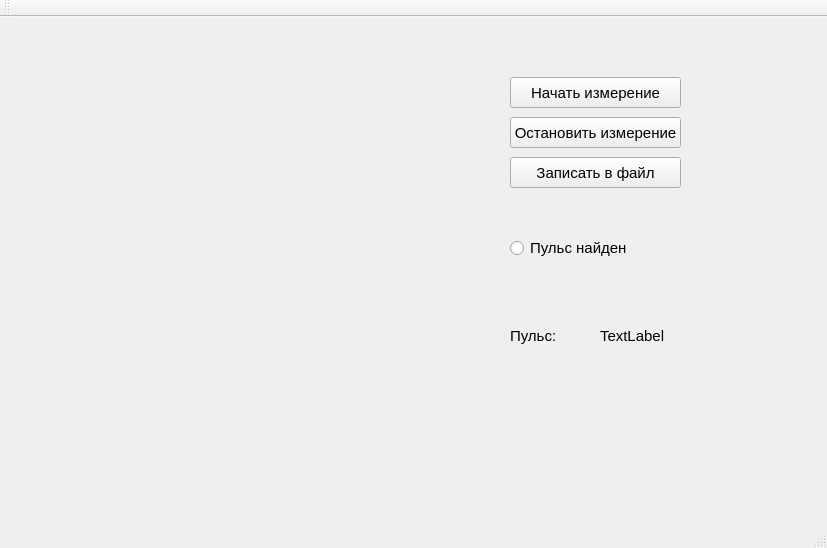
First picture: the form in mainwindow.ui, repository shvedoff/face, before the edit.
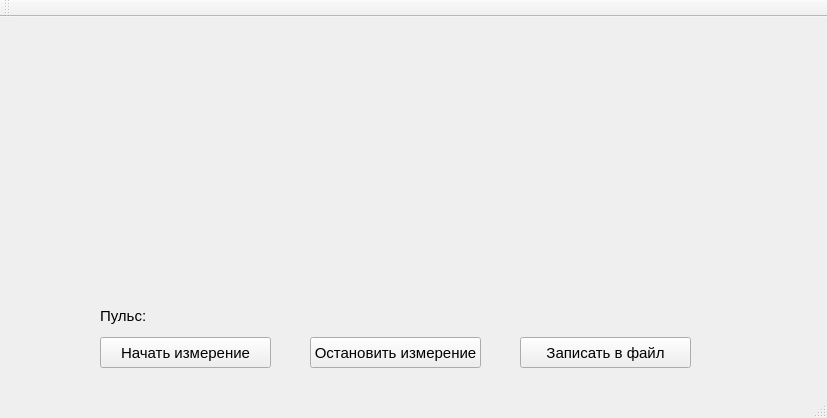
Second picture: the form after the edit. Custom widgets are drawn as their Qt base class.

The edit to the form file:
```diff
--- a/mainwindow.ui
+++ b/mainwindow.ui
@@ -7,7 +7,7 @@
     <x>0</x>
     <y>0</y>
     <width>827</width>
-    <height>548</height>
+    <height>418</height>
    </rect>
   </property>
   <property name="font">
@@ -22,8 +22,8 @@
    <widget class="QPushButton" name="pushButton">
     <property name="geometry">
      <rect>
-      <x>510</x>
-      <y>60</y>
+      <x>100</x>
+      <y>320</y>
       <width>171</width>
       <height>31</height>
      </rect>
@@ -32,24 +32,11 @@
      <string>Начать измерение</string>
     </property>
    </widget>
-   <widget class="QLabel" name="label">
-    <property name="geometry">
-     <rect>
-      <x>510</x>
-      <y>230</y>
-      <width>91</width>
-      <height>51</height>
-     </rect>
-    </property>
-    <property name="text">
-     <string/>
-    </property>
-   </widget>
    <widget class="QCustomPlot" name="widget" native="true">
     <property name="geometry">
      <rect>
-      <x>20</x>
-      <y>230</y>
+      <x>430</x>
+      <y>5</y>
       <width>401</width>
       <height>261</height>
      </rect>
@@ -58,8 +45,8 @@
    <widget class="QPushButton" name="pushButton_2">
     <property name="geometry">
      <rect>
-      <x>510</x>
-      <y>100</y>
+      <x>310</x>
+      <y>320</y>
       <width>171</width>
       <height>31</height>
      </rect>
@@ -73,8 +60,8 @@
      <rect>
       <x>20</x>
       <y>20</y>
-      <width>400</width>
-      <height>200</height>
+      <width>401</width>
+      <height>231</height>
      </rect>
     </property>
     <property name="text">
@@ -84,9 +71,9 @@
    <widget class="QLabel" name="label_3">
     <property name="geometry">
      <rect>
-      <x>510</x>
-      <y>310</y>
-      <width>67</width>
+      <x>100</x>
+      <y>290</y>
+      <width>46</width>
       <height>17</height>
      </rect>
     </property>
@@ -94,24 +81,11 @@
      <string>Пульс:</string>
     </property>
    </widget>
-   <widget class="QRadioButton" name="radioButton">
-    <property name="geometry">
-     <rect>
-      <x>510</x>
-      <y>220</y>
-      <width>171</width>
-      <height>22</height>
-     </rect>
-    </property>
-    <property name="text">
-     <string>Пульс найден</string>
-    </property>
-   </widget>
    <widget class="QPushButton" name="pushButton_3">
     <property name="geometry">
      <rect>
-      <x>510</x>
-      <y>140</y>
+      <x>520</x>
+      <y>320</y>
       <width>171</width>
       <height>31</height>
      </rect>
@@ -123,14 +97,14 @@
    <widget class="QLabel" name="label_4">
     <property name="geometry">
      <rect>
-      <x>600</x>
-      <y>310</y>
+      <x>160</x>
+      <y>290</y>
       <width>67</width>
       <height>17</height>
      </rect>
     </property>
     <property name="text">
-     <string>TextLabel</string>
+     <string/>
     </property>
    </widget>
   </widget>
```
